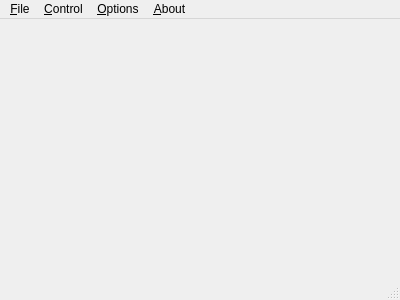
The window that mainwindow.ui (dkz051/dmfb-simulator) describes before a commit, drawn with Qt 5.
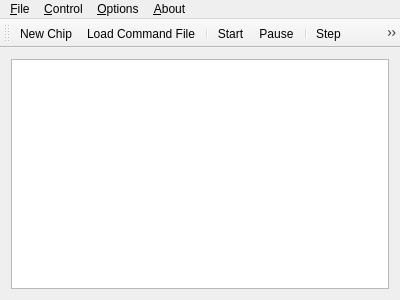
The same window after the commit.

Commit message: Add [About], [Chip Configuration] forms

```diff
--- a/mainwindow.ui
+++ b/mainwindow.ui
@@ -18,7 +18,16 @@
   <property name="windowTitle">
    <string>DMFB Simulator</string>
   </property>
-  <widget class="QWidget" name="centralWidget"/>
+  <property name="locale">
+   <locale language="English" country="UnitedStates"/>
+  </property>
+  <widget class="QWidget" name="centralWidget">
+   <layout class="QGridLayout" name="gridLayout">
+    <item row="0" column="0">
+     <widget class="QGraphicsView" name="graphicsView"/>
+    </item>
+   </layout>
+  </widget>
   <widget class="QMenuBar" name="menuBar">
    <property name="geometry">
     <rect>
@@ -64,10 +73,33 @@
    <addaction name="menu_Options"/>
    <addaction name="menuAbout"/>
   </widget>
-  <widget class="QStatusBar" name="statusBar"/>
+  <widget class="QToolBar" name="toolBar">
+   <property name="windowTitle">
+    <string>toolBar</string>
+   </property>
+   <property name="floatable">
+    <bool>false</bool>
+   </property>
+   <attribute name="toolBarArea">
+    <enum>TopToolBarArea</enum>
+   </attribute>
+   <attribute name="toolBarBreak">
+    <bool>true</bool>
+   </attribute>
+   <addaction name="actionNewChip"/>
+   <addaction name="actionLoadCommandFile"/>
+   <addaction name="separator"/>
+   <addaction name="actionStart"/>
+   <addaction name="actionPause"/>
+   <addaction name="separator"/>
+   <addaction name="actionStep"/>
+   <addaction name="actionRevert"/>
+   <addaction name="separator"/>
+   <addaction name="actionOptions"/>
+  </widget>
   <action name="actionNewChip">
    <property name="text">
-    <string>&amp;New Chip</string>
+    <string>&amp;New Chip...</string>
    </property>
    <property name="shortcut">
     <string>Ctrl+N</string>
@@ -128,7 +160,7 @@
   </action>
   <action name="actionOptions">
    <property name="text">
-    <string>&amp;Options</string>
+    <string>&amp;Options...</string>
    </property>
    <property name="shortcut">
     <string>F12</string>
```
The commit also changes 15 other files.
